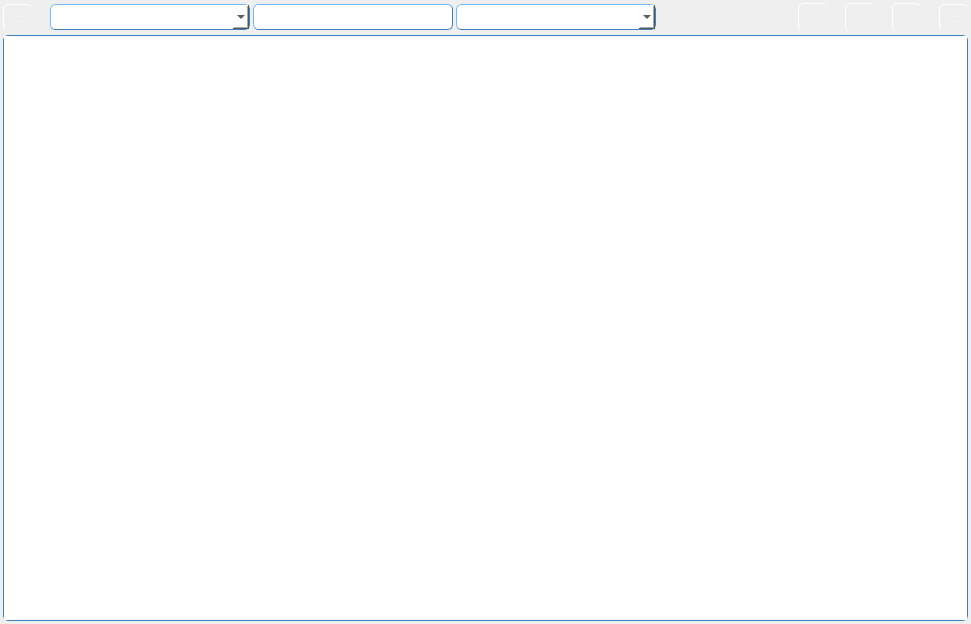
This is JobAccounting/JobAccounting/src/tableform.ui in Rork96/QtProjects as Qt 5 draws it before an edit. The edited form follows.
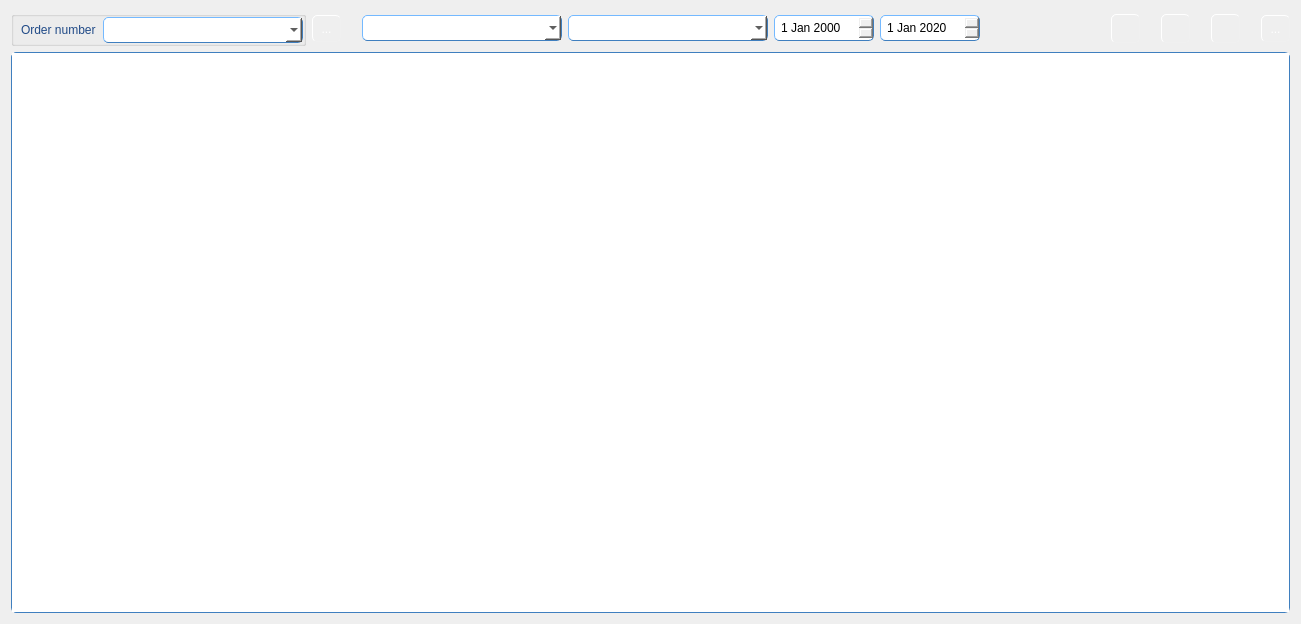
This is the edited form. Icons and pictures are not drawn.

```diff
--- a/JobAccounting/JobAccounting/src/tableform.ui
+++ b/JobAccounting/JobAccounting/src/tableform.ui
@@ -6,7 +6,7 @@
    <rect>
     <x>0</x>
     <y>0</y>
-    <width>971</width>
+    <width>1301</width>
     <height>624</height>
    </rect>
   </property>
@@ -40,26 +40,71 @@
 QHeaderView::section {
    			padding: 4px;
     		height: 40;
-}</string>
+}
+QLabel {
+               color: rgb(32, 74, 135);
+               padding: 4px;
+               border-radius: 5px;
+               border-style: outset;
+	           font: 11pt &quot;MS Shell Dlg 2&quot;;
+              }
+QDateEdit {
+               color: black;
+               padding: 4px;
+               border: 1px solid rgb(63, 127, 191); 
+               border-radius: 5px;
+               border-style: outset;
+	           font: 10pt &quot;MS Shell Dlg 2&quot;;
+              }</string>
   </property>
-  <layout class="QGridLayout" name="gridLayout">
-   <property name="leftMargin">
-    <number>3</number>
-   </property>
-   <property name="topMargin">
-    <number>3</number>
-   </property>
-   <property name="rightMargin">
-    <number>3</number>
-   </property>
-   <property name="bottomMargin">
-    <number>3</number>
-   </property>
-   <property name="spacing">
-    <number>3</number>
-   </property>
+  <layout class="QGridLayout" name="gridLayout_2">
    <item row="0" column="0">
     <layout class="QHBoxLayout" name="horizontalLayout">
+     <item>
+      <widget class="QGroupBox" name="groupBox">
+       <property name="title">
+        <string/>
+       </property>
+       <layout class="QGridLayout" name="gridLayout">
+        <property name="leftMargin">
+         <number>0</number>
+        </property>
+        <property name="topMargin">
+         <number>0</number>
+        </property>
+        <property name="rightMargin">
+         <number>0</number>
+        </property>
+        <property name="bottomMargin">
+         <number>0</number>
+        </property>
+        <property name="spacing">
+         <number>0</number>
+        </property>
+        <item row="0" column="0">
+         <layout class="QHBoxLayout" name="horizontalLayout_2">
+          <item>
+           <widget class="QLabel" name="label">
+            <property name="text">
+             <string>Order number</string>
+            </property>
+           </widget>
+          </item>
+          <item>
+           <widget class="QComboBox" name="orderCBox">
+            <property name="minimumSize">
+             <size>
+              <width>200</width>
+              <height>0</height>
+             </size>
+            </property>
+           </widget>
+          </item>
+         </layout>
+        </item>
+       </layout>
+      </widget>
+     </item>
      <item>
       <widget class="QToolButton" name="searchButton">
        <property name="styleSheet">
@@ -110,23 +155,23 @@
       </spacer>
      </item>
      <item>
-      <widget class="QComboBox" name="searchParamBox">
+      <widget class="QComboBox" name="orderBox">
+       <property name="sizePolicy">
+        <sizepolicy hsizetype="Minimum" vsizetype="Fixed">
+         <horstretch>0</horstretch>
+         <verstretch>0</verstretch>
+        </sizepolicy>
+       </property>
        <property name="minimumSize">
         <size>
          <width>200</width>
          <height>0</height>
         </size>
        </property>
-       <property name="styleSheet">
-        <string notr="true"/>
-       </property>
       </widget>
      </item>
      <item>
-      <widget class="QLineEdit" name="searchLine">
-       <property name="enabled">
-        <bool>true</bool>
-       </property>
+      <widget class="QComboBox" name="workerBox">
        <property name="sizePolicy">
         <sizepolicy hsizetype="Minimum" vsizetype="Fixed">
          <horstretch>0</horstretch>
@@ -139,28 +184,36 @@
          <height>0</height>
         </size>
        </property>
-       <property name="styleSheet">
-        <string notr="true"/>
-       </property>
-       <property name="text">
-        <string/>
-       </property>
       </widget>
      </item>
      <item>
-      <widget class="QComboBox" name="searchBox">
-       <property name="sizePolicy">
-        <sizepolicy hsizetype="Minimum" vsizetype="Fixed">
-         <horstretch>0</horstretch>
-         <verstretch>0</verstretch>
-        </sizepolicy>
+      <widget class="QDateEdit" name="startDateEdit">
+       <property name="minimumSize">
+        <size>
+         <width>100</width>
+         <height>0</height>
+        </size>
        </property>
+      </widget>
+     </item>
+     <item>
+      <widget class="QDateEdit" name="endDateEdit">
        <property name="minimumSize">
         <size>
-         <width>200</width>
+         <width>100</width>
          <height>0</height>
         </size>
        </property>
+       <property name="dateTime">
+        <datetime>
+         <hour>0</hour>
+         <minute>0</minute>
+         <second>0</second>
+         <year>2020</year>
+         <month>1</month>
+         <day>1</day>
+        </datetime>
+       </property>
       </widget>
      </item>
      <item>
@@ -358,7 +411,7 @@
      </item>
     </layout>
    </item>
-   <item row="1" column="0">
+   <item row="2" column="0">
     <widget class="QTableView" name="mainTableView">
      <property name="contextMenuPolicy">
       <enum>Qt::CustomContextMenu</enum>
```
Left out of the diff: 5 changed lines with no effect on the pictures.
